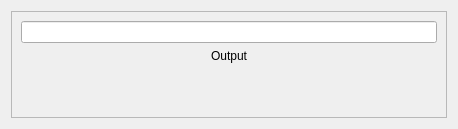
The window that src/gui/matheditwidget.ui (SpoodyTheOne/OpenBirch) describes before a commit, drawn with Qt 5.
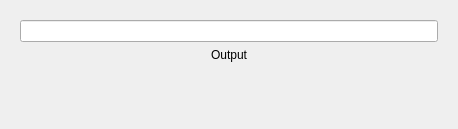
The same window after the commit.

Commit message: Removed border from math widget

Patch:
```diff
--- a/src/gui/matheditwidget.ui
+++ b/src/gui/matheditwidget.ui
@@ -22,6 +22,11 @@
   <layout class="QHBoxLayout" name="horizontalLayout">
    <item>
     <widget class="QFrame" name="frame">
+     <property name="styleSheet">
+      <string notr="true">QFrame {
+	border: none;
+}</string>
+     </property>
      <property name="frameShape">
       <enum>QFrame::StyledPanel</enum>
      </property>
```
